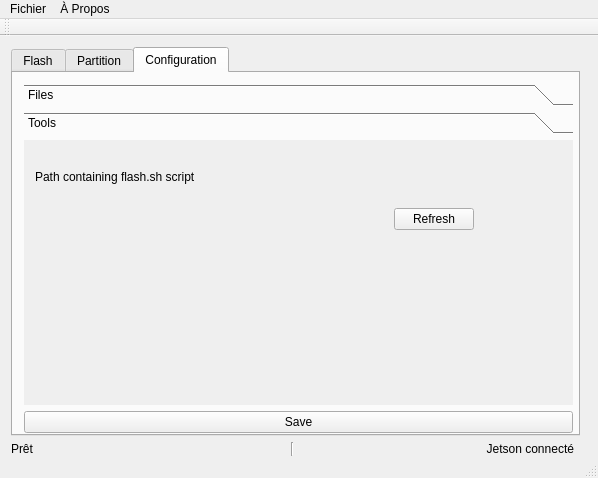
Old version of the form mainwindow.ui in the repository Nolaan/Companion.
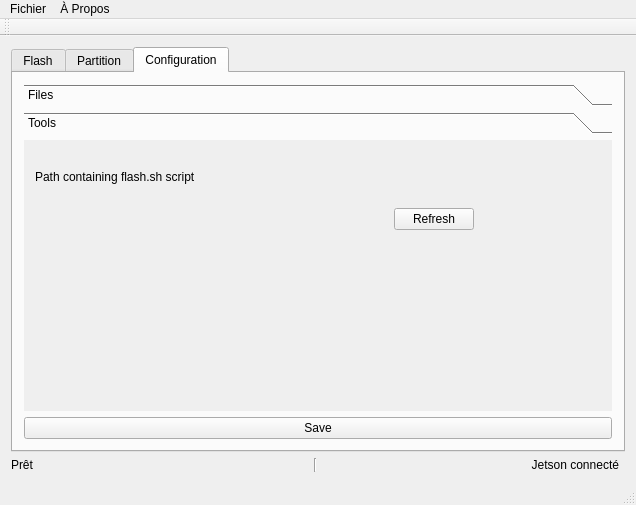
New version of the form. The open tabs and pages were chosen to show the change. Custom widgets are drawn as their Qt base class.

Commit message:
Fix UI layout issues
Inner widgets not resizing properly.

Diff of the .ui file:
```diff
--- a/mainwindow.ui
+++ b/mainwindow.ui
@@ -6,8 +6,8 @@
    <rect>
     <x>0</x>
     <y>0</y>
-    <width>598</width>
-    <height>478</height>
+    <width>636</width>
+    <height>505</height>
    </rect>
   </property>
   <property name="sizePolicy">
@@ -32,15 +32,8 @@
    <property name="autoFillBackground">
     <bool>false</bool>
    </property>
-   <widget class="QWidget" name="verticalLayoutWidget">
-    <property name="geometry">
-     <rect>
-      <x>0</x>
-      <y>0</y>
-      <width>591</width>
-      <height>431</height>
-     </rect>
-    </property>
+   <layout class="QGridLayout" name="gridLayout_2">
+    <item row="0" column="0">
     <layout class="QVBoxLayout" name="verticalLayout">
      <item>
       <widget class="QTabWidget" name="PartitionManager">
@@ -419,15 +412,8 @@
         <attribute name="title">
          <string>Configuration</string>
         </attribute>
-        <widget class="QWidget" name="verticalLayoutWidget_2">
-         <property name="geometry">
-          <rect>
-           <x>0</x>
-           <y>0</y>
-           <width>571</width>
-           <height>371</height>
-          </rect>
-         </property>
+         <layout class="QGridLayout" name="gridLayout_5">
+          <item row="0" column="0">
          <layout class="QVBoxLayout" name="verticalLayout_2">
           <property name="sizeConstraint">
            <enum>QLayout::SetNoConstraint</enum>
@@ -489,8 +475,8 @@
               <rect>
                <x>0</x>
                <y>0</y>
-               <width>559</width>
-               <height>280</height>
+                 <width>592</width>
+                 <height>273</height>
               </rect>
              </property>
              <property name="sizePolicy">
@@ -611,7 +597,8 @@
            </widget>
           </item>
          </layout>
-        </widget>
+          </item>
+         </layout>
        </widget>
       </widget>
      </item>
@@ -671,15 +658,16 @@
       </layout>
      </item>
     </layout>
-   </widget>
+    </item>
+   </layout>
   </widget>
   <widget class="QMenuBar" name="menuBar">
    <property name="geometry">
     <rect>
      <x>0</x>
      <y>0</y>
-     <width>598</width>
-     <height>20</height>
+     <width>636</width>
+     <height>19</height>
     </rect>
    </property>
    <property name="sizePolicy">
```
Left out of the diff: 43 changed lines with no effect on the pictures. Lines whose indentation alone changed are shown as unchanged. The commit also changes 1 other file.
